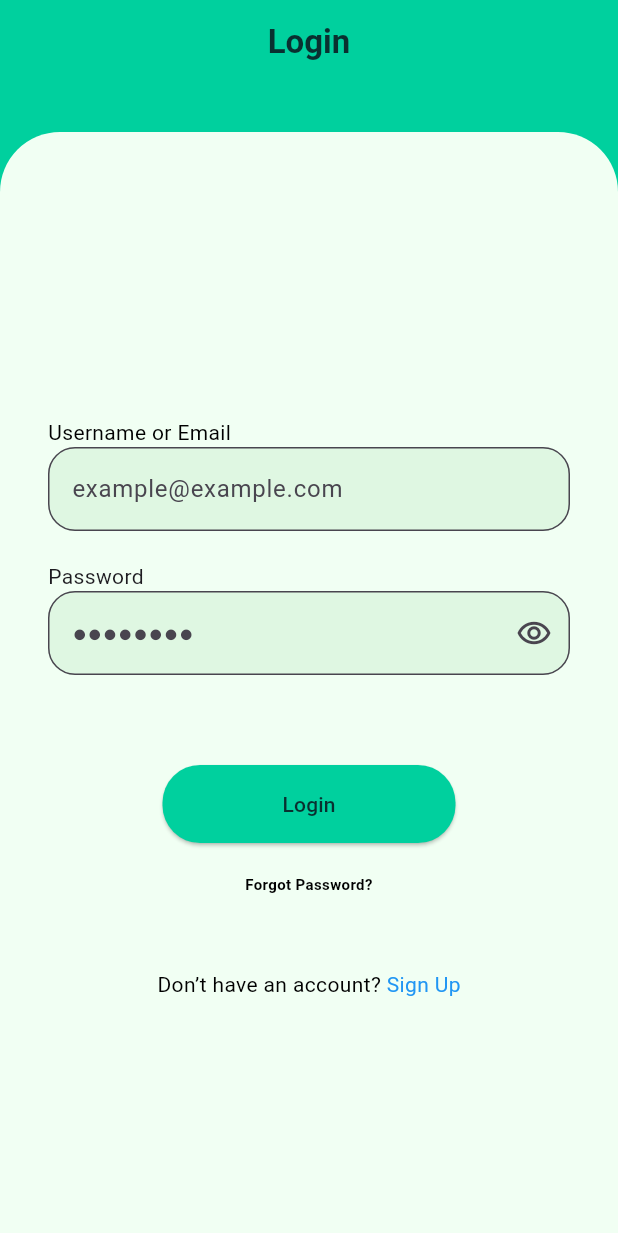
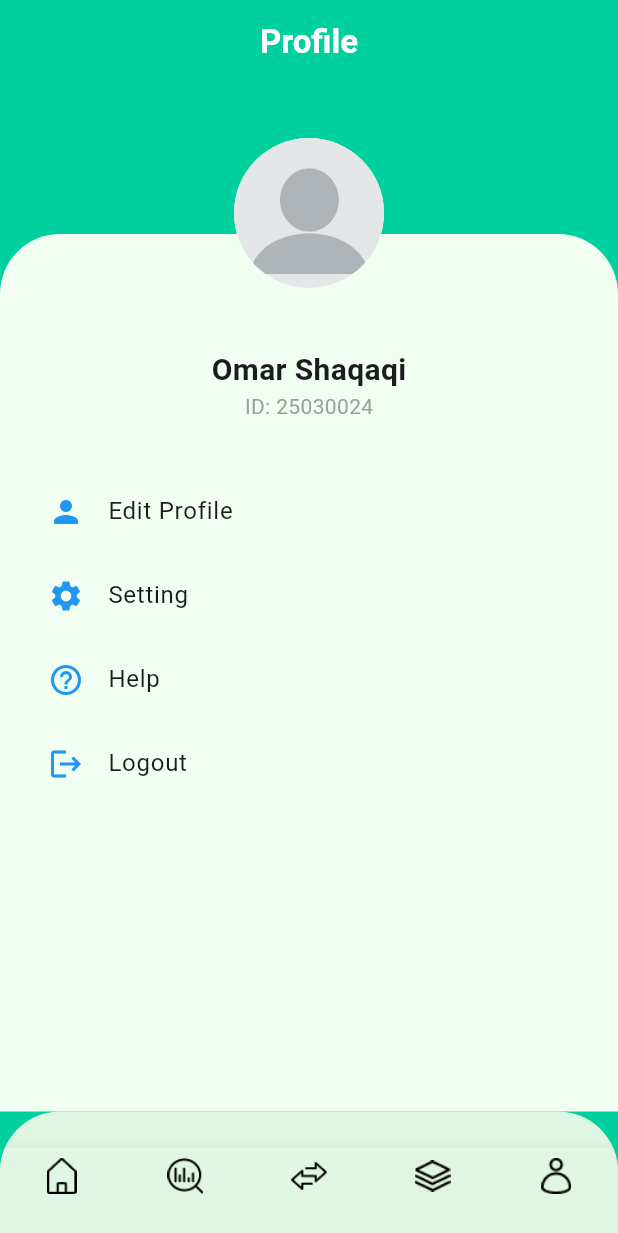
Before and after one commit to OmarShaqaqi/SWE412, a Flutter app: the screen it shows after launch, on a phone screen of 412 x 824 dp. Shown: the top 1233 px of the screen. Run offline on Flutter 3.47's test engine with Material 3 defaults, Android fonts, the phone set to English and light mode, and no system bars.

Commit message:
adding some screens and assets

```diff
--- a/senior_project/lib/main.dart
+++ b/senior_project/lib/main.dart
@@ -2,6 +2,7 @@ import 'package:flutter/material.dart';
 import "../screens/signup.dart";
 import "../screens/login.dart";
 import "../screens/forgot_password.dart";
+import "./screens/profile.dart";
 
 void main() {
   runApp(const MyApp());
@@ -15,7 +16,7 @@ class MyApp extends StatelessWidget {
   Widget build(BuildContext context) {
     return  MaterialApp(
       title: 'Senior Project',
-      home: const LoginScreen(),
+      home: const ProfileScreen(),
     );
   }
 }
--- /dev/null
+++ b/senior_project/lib/screens/profile.dart
@@ -0,0 +1,116 @@
+import 'package:flutter/material.dart';
+import '../widgets/custom_bottom_navigation_bar.dart';
+
+class ProfileScreen extends StatefulWidget {
+  const ProfileScreen({super.key});
+
+  @override
+  State<ProfileScreen> createState() => _ProfileScreen();
+}
+
+class _ProfileScreen extends State<ProfileScreen> {
+  @override
+  Widget build(BuildContext context) {
+     final screenWidth = MediaQuery.of(context).size.width;
+
+    return Scaffold(
+      backgroundColor: const Color.fromARGB(255, 0, 208, 158), // Dark green background
+      appBar: AppBar(
+        title: const Text(
+          "Profile",
+          style: TextStyle(
+            color: Colors.white,
+            fontWeight: FontWeight.bold,
+          ),
+        ),
+        centerTitle: true,
+        backgroundColor: const Color.fromARGB(255, 0, 208, 158),
+        elevation: 0,
+      ),
+      body: Stack(
+        children: [
+          // Light Green Section
+          Container(
+            margin: const EdgeInsets.only(top: 100),
+            padding: const EdgeInsets.symmetric(horizontal: 16, vertical: 16),
+            decoration: const BoxDecoration(
+              color: Color.fromARGB(255, 241, 255, 243), // Light green
+              borderRadius: BorderRadius.only(
+                topLeft: Radius.circular(40),
+                topRight: Radius.circular(40),
+              ),
+            ),
+            child: Column(
+              children: [
+                const SizedBox(height: 60), // Space for the profile image overlap
+                // Name and ID Section
+                const Text(
+                  "Omar Shaqaqi",
+                  style: TextStyle(
+                    fontSize: 20,
+                    fontWeight: FontWeight.bold,
+                  ),
+                ),
+                const Text(
+                  "ID: 25030024",
+                  style: TextStyle(
+                    fontSize: 14,
+                    color: Colors.grey,
+                  ),
+                ),
+                const SizedBox(height: 32),
+                // Options Section
+                Expanded(
+                  child: ListView(
+                    children: [
+                      ListTile(
+                        leading: const Icon(Icons.person, color: Colors.blue),
+                        title: const Text("Edit Profile"),
+                        onTap: () {
+                          // Handle action
+                        },
+                      ),
+                      ListTile(
+                        leading: const Icon(Icons.settings, color: Colors.blue),
+                        title: const Text("Setting"),
+                        onTap: () {
+                          // Handle action
+                        },
+                      ),
+                      ListTile(
+                        leading:
+                            const Icon(Icons.help_outline, color: Colors.blue),
+                        title: const Text("Help"),
+                        onTap: () {
+                          // Handle action
+                        },
+                      ),
+                      ListTile(
+                        leading: const Icon(Icons.logout, color: Colors.blue),
+                        title: const Text("Logout"),
+                        onTap: () {
+                          // Handle action
+                        },
+                      ),
+                    ],
+                  ),
+                ),
+              ],
+            ),
+          ),
+          // Profile Image
+           Positioned(
+            top: 36,
+            left: (screenWidth / 2) - 50,
+            child: const CircleAvatar(
+              radius: 50, // Adjust size
+              backgroundImage:  AssetImage('assets/anonymous_profile.png'),
+              backgroundColor: Colors.white,
+            ),
+          ),
+        ],
+      ),
+      bottomNavigationBar: const CustomBottomNavigationBar(),
+    );
+  }
+}
```
Also changed, not shown: senior_project/pubspec.yaml (+10 -3 lines), senior_project/assets/anonymous_profile.png (added), senior_project/lib/screens/profile_edit.dart (added), senior_project/lib/screens/profile_help.dart (added), senior_project/lib/screens/profile_logout.dart (added), senior_project/lib/screens/profile_settings.dart (added), senior_project/pubspec.lock.
